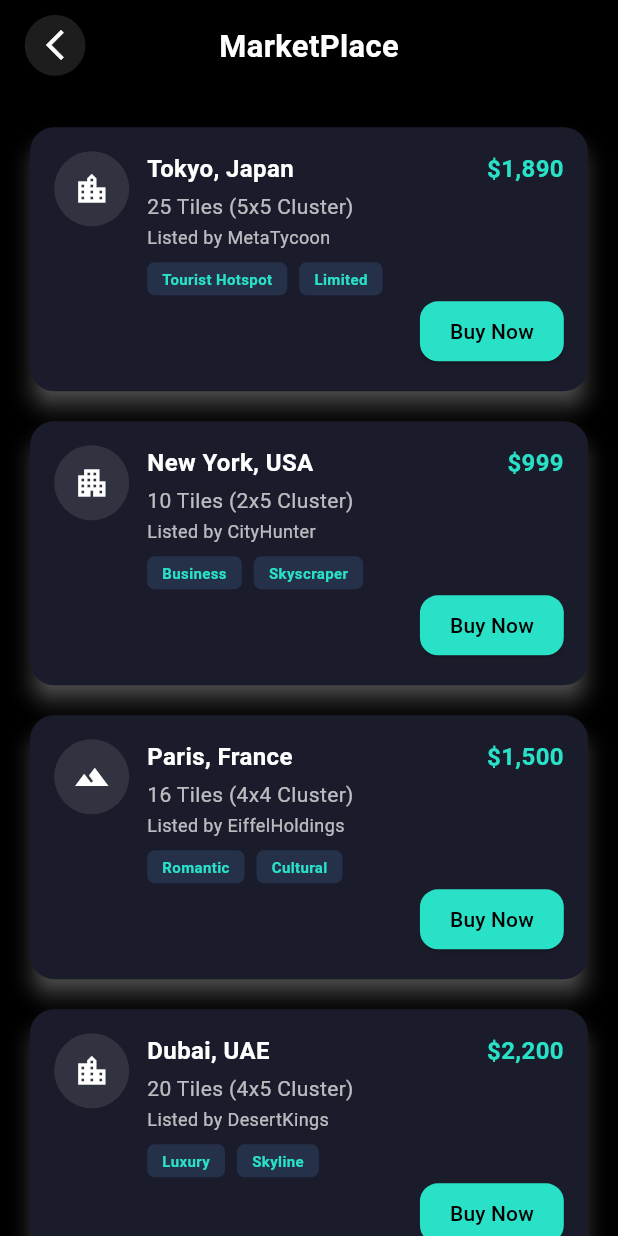
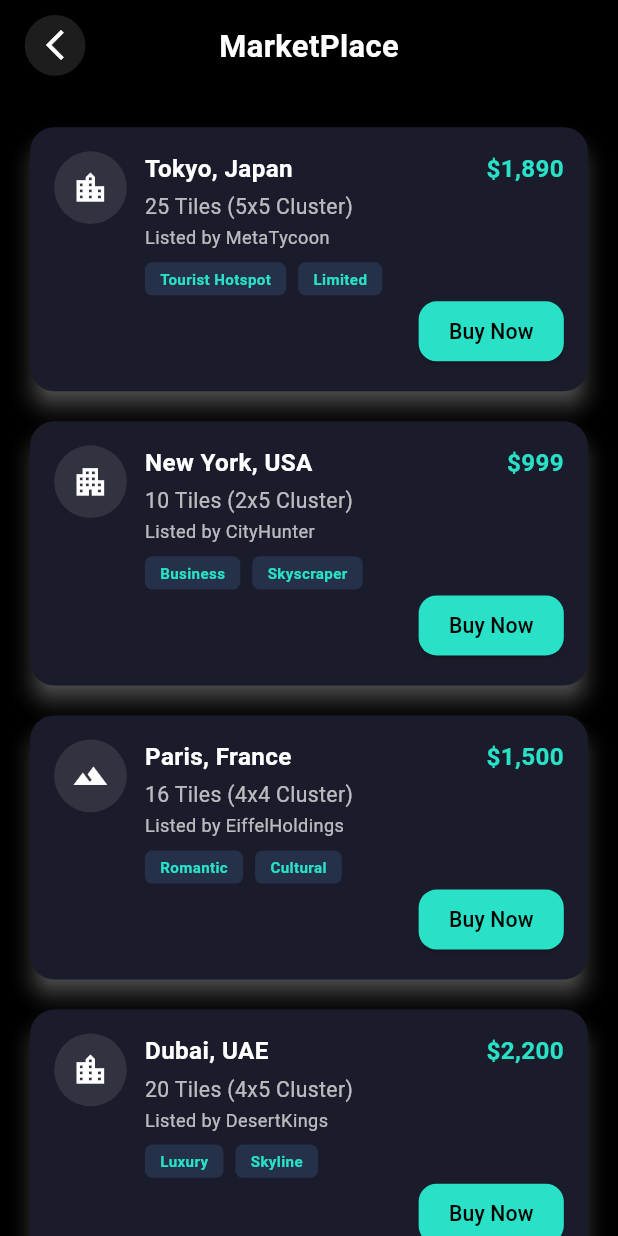
Before and after one commit to Umair-Amjad-Ali/syntic_earth, a Flutter app: the MarketplaceScreen screen opened directly, on a phone screen of 412 x 824 dp. Run offline on Flutter 3.47's test engine with Material 3 defaults, Android fonts, the phone set to English and light mode, and no system bars; our stand-ins replace country_picker, dropdown_button2, flutter_otp_text_field, flutter_svg, get, google_maps_flutter.

Commit message:
screens responsiveness done

```diff
--- a/lib/main.dart
+++ b/lib/main.dart
@@ -1,9 +1,5 @@
 import 'package:flutter/material.dart';
-import 'package:syntic_earth/views/screens/filter_screen.dart';
 import 'package:syntic_earth/views/screens/onboarding/welcome_screen.dart';
-// import 'package:syntic_earth/views/screens/marketplace_screen.dart';
-// import 'package:syntic_earth/views/screens/onboarding/welcome_screen.dart';
-// import 'package:syntic_earth/views/screens/wallet/wallet_management.dart';
 
 void main() {
   runApp(const MyApp());
--- a/lib/views/screens/authentication/otp_screen.dart
+++ b/lib/views/screens/authentication/otp_screen.dart
@@ -54,6 +54,7 @@ class Otpscreen extends StatelessWidget {
                     child: FittedBox(
                       child: OtpTextField(
                         numberOfFields: 4,
+
                         focusedBorderColor: const Color(0xff0AF9E6),
                         borderColor:
                             otpController.isError.value
--- a/lib/views/screens/home_screen.dart
+++ b/lib/views/screens/home_screen.dart
@@ -5,7 +5,6 @@ import 'package:syntic_earth/views/screens/google_map_screen.dart';
 import 'package:syntic_earth/views/screens/marketplace_screen.dart';
 import 'package:syntic_earth/views/screens/wallet/transfer_management.dart';
 import 'package:syntic_earth/views/screens/wallet/wallet_management.dart';
-import 'package:syntic_earth/views/widgets/appbar/custom_map_screen_appbar.dart';
 import 'package:syntic_earth/views/widgets/appbar/custom_bottom_navbar.dart';
 
 class HomeScreen extends StatelessWidget {
--- a/lib/views/widgets/bottom_sheet.dart
+++ b/lib/views/widgets/bottom_sheet.dart
@@ -17,7 +17,7 @@ class BottomSheetWidget extends StatelessWidget {
         children: [
           // Dash
           Container(
-            margin: const EdgeInsets.symmetric(vertical: 12),
+            margin: const EdgeInsets.symmetric(vertical: 4),
             width: 40,
             height: 4,
             decoration: BoxDecoration(
@@ -26,6 +26,7 @@ class BottomSheetWidget extends StatelessWidget {
             ),
           ),
 
+          const SizedBox(height: 12),
           _textWithIcon(Icons.grid_view, "20 Tiles In Total"),
 
           const SizedBox(height: 12),
--- a/lib/views/widgets/button.dart
+++ b/lib/views/widgets/button.dart
@@ -41,7 +41,7 @@ class Buttonwidget extends StatelessWidget {
               color: borderColor ?? Colors.transparent,
               width: 2,
             ),
-            borderRadius: BorderRadius.circular(7),
+            borderRadius: BorderRadius.circular(mediaQuery.width * 0.022),
           ),
           child: Row(
             mainAxisAlignment: MainAxisAlignment.center,
@@ -61,7 +61,6 @@ class Buttonwidget extends StatelessWidget {
                   style:
                       textStyle ??
                       TextStyle(
-                        // fontWeight: FontWeight.bold,
                         fontSize: mediaQuery.height * 0.025,
                         color: borderColor ?? Colors.black,
                       ),
--- a/lib/views/widgets/marketplace_card.dart
+++ b/lib/views/widgets/marketplace_card.dart
@@ -19,11 +19,17 @@ class MarketplaceCard extends StatelessWidget {
 
   @override
   Widget build(BuildContext context) {
+    // Size mediaQuery = MediaQuery.of(context).size;
+    return LayoutBuilder(
+      builder: (context, constraints) {
+        double cardWidth = constraints.maxWidth;
         return Card(
           elevation: 6,
           shadowColor: Colors.white.withAlpha(153),
           color: const Color(0xFF1B1C2B),
-      shape: RoundedRectangleBorder(borderRadius: BorderRadius.circular(16)),
+          shape: RoundedRectangleBorder(
+            borderRadius: BorderRadius.circular(16),
+          ),
           margin: const EdgeInsets.symmetric(vertical: 10, horizontal: 16),
           child: Padding(
             padding: const EdgeInsets.all(16),
@@ -34,13 +40,17 @@ class MarketplaceCard extends StatelessWidget {
                   children: [
                     // Avatar/Icon
                     Container(
-                  height: 50,
-                  width: 50,
+                      height: cardWidth * 0.12,
+                      width: cardWidth * 0.12,
                       decoration: BoxDecoration(
                         color: Colors.white10,
                         borderRadius: BorderRadius.circular(30),
                       ),
-                  child: Icon(icon, color: Colors.white),
+                      child: Icon(
+                        icon,
+                        color: Colors.white,
+                        size: cardWidth * 0.06,
+                      ),
                     ),
                     const SizedBox(width: 12),
 
@@ -53,24 +63,35 @@ class MarketplaceCard extends StatelessWidget {
                             location,
                             style: TextStyle(
                               color: Colors.white,
-                          fontSize: 16,
+                              fontSize: cardWidth * 0.04,
                               fontWeight: FontWeight.bold,
                             ),
                           ),
                           const SizedBox(height: 4),
                           Text(
                             tiles,
-                        style: TextStyle(color: Colors.white70, fontSize: 14),
+                            style: TextStyle(
+                              color: Colors.white70,
+                              fontSize: cardWidth * 0.035,
+                            ),
                           ),
                           const SizedBox(height: 2),
                           Text(
                             listedBy,
-                        style: TextStyle(color: Colors.white70, fontSize: 12),
+                            style: TextStyle(
+                              color: Colors.white70,
+                              fontSize: cardWidth * 0.03,
+                            ),
                           ),
                           const SizedBox(height: 8),
 
                           // Labels
-                      Row(children: tags.map((tag) => _buildTag(tag)).toList()),
+                          Row(
+                            children:
+                                tags
+                                    .map((tag) => _buildTag(tag, cardWidth))
+                                    .toList(),
+                          ),
                         ],
                       ),
                     ),
@@ -83,7 +104,7 @@ class MarketplaceCard extends StatelessWidget {
                           price,
                           style: TextStyle(
                             color: Color(0xFF28E1C7),
-                        fontSize: 16,
+                            fontSize: cardWidth * 0.04,
                             fontWeight: FontWeight.bold,
                           ),
                         ),
@@ -101,12 +122,18 @@ class MarketplaceCard extends StatelessWidget {
                       shape: RoundedRectangleBorder(
                         borderRadius: BorderRadius.circular(12),
                       ),
-                  padding: const EdgeInsets.symmetric(horizontal: 20),
+                      padding: EdgeInsets.symmetric(
+                        horizontal: cardWidth * 0.05,
+                        vertical: cardWidth * 0.02,
+                      ),
                     ),
                     onPressed: () {},
-                child: const Text(
+                    child: Text(
                       "Buy Now",
-                  style: TextStyle(color: Colors.black),
+                      style: TextStyle(
+                        color: Colors.black,
+                        fontSize: cardWidth * 0.035,
+                      ),
                     ),
                   ),
                 ),
@@ -114,21 +141,26 @@ class MarketplaceCard extends StatelessWidget {
             ),
           ),
         );
+      },
+    );
   }
 
-  Widget _buildTag(String label) {
+  Widget _buildTag(String label, double width) {
     return Padding(
       padding: const EdgeInsets.only(right: 8),
       child: Container(
-        padding: const EdgeInsets.symmetric(horizontal: 10, vertical: 4),
+        padding: EdgeInsets.symmetric(
+          horizontal: width * 0.025,
+          vertical: width * 0.01,
+        ),
         decoration: BoxDecoration(
           color: const Color(0xFF253049),
           borderRadius: BorderRadius.circular(5),
         ),
         child: Text(
           label,
-          style: const TextStyle(
-            fontSize: 10,
+          style: TextStyle(
+            fontSize: width * 0.025,
             color: Color(0xFF28E1C7),
             fontWeight: FontWeight.w600,
           ),
```
Also changed, not shown: lib/views/screens/bottomsheet_profile_screen.dart (+35 -22 lines), lib/views/screens/view_land_details_screen.dart (+34 -14 lines), lib/views/screens/wallet/transfer_management.dart (+5 -2 lines), lib/views/widgets/textfield.dart (+14 -5 lines). Lines whose indentation alone changed are shown as unchanged.
